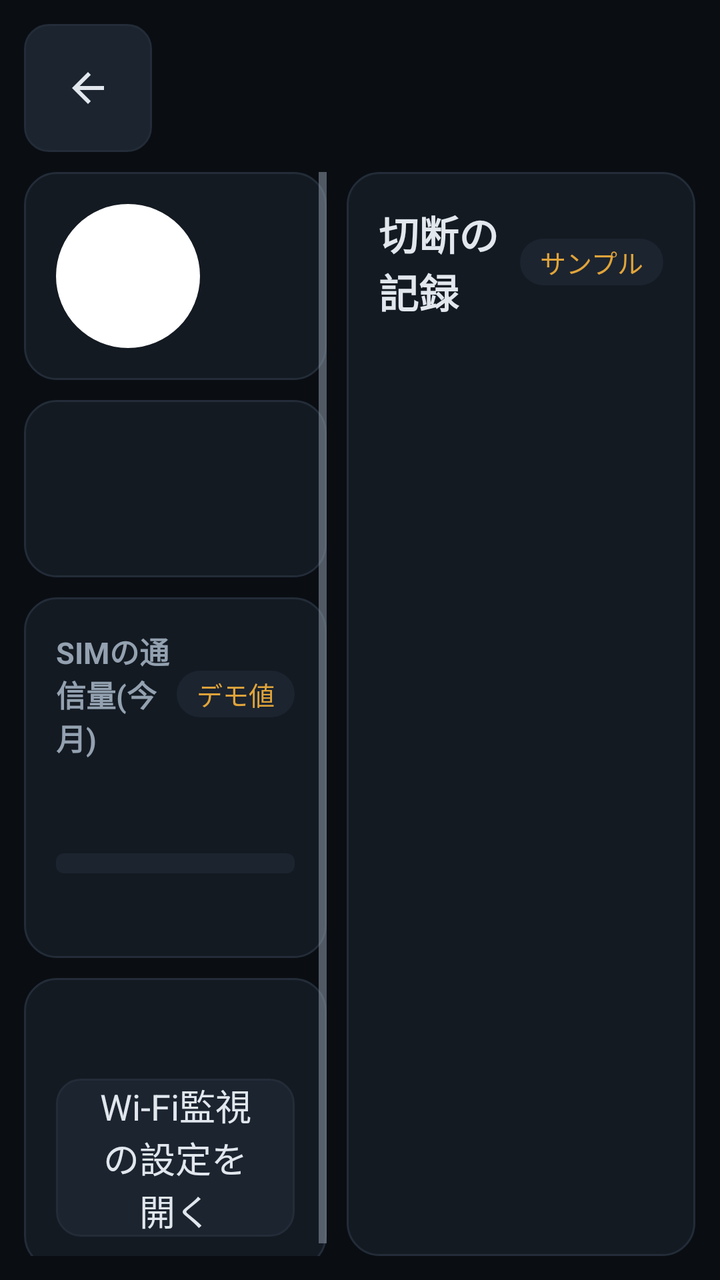
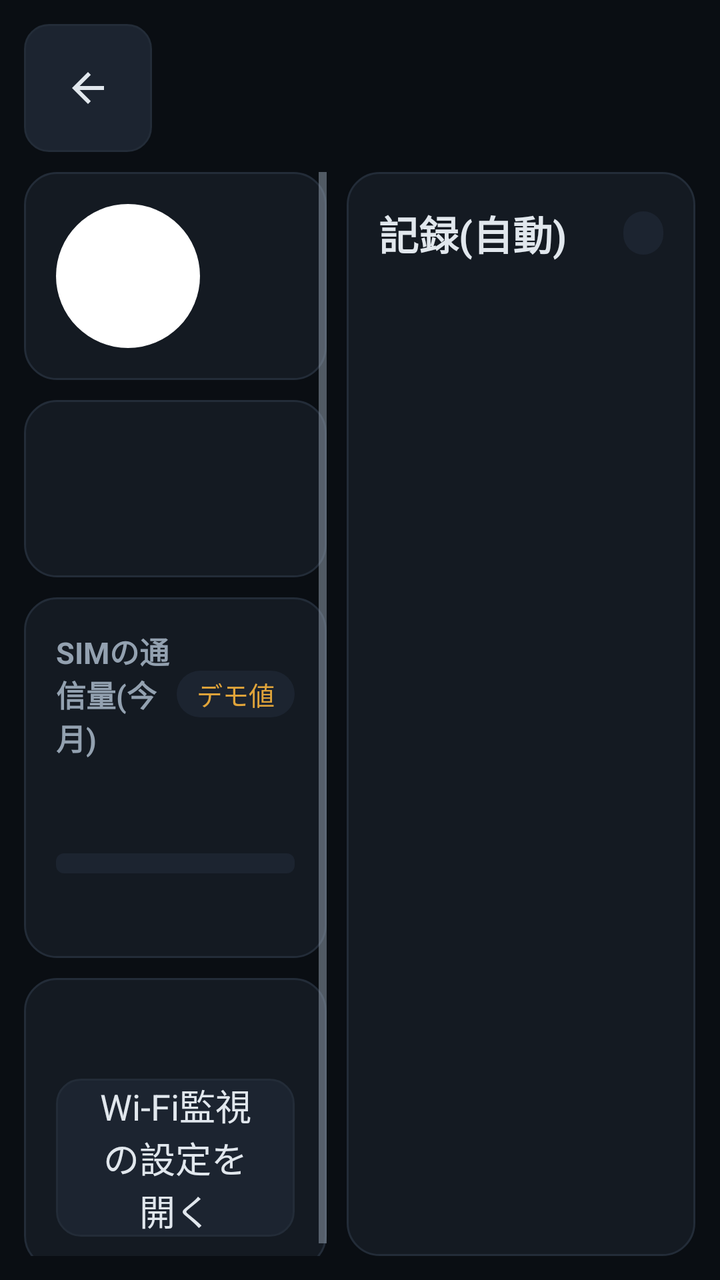

Two renders of the same Android screen: before a commit and after it. Below are the layout's source before the change and the commit's diff.
<!-- AndroidManifest.xml: activity theme Theme.Home -->
<!-- res/layout/activity_connection.xml -->
<?xml version="1.0" encoding="utf-8"?>
<LinearLayout xmlns:android="http://schemas.android.com/apk/res/android"
    android:layout_width="match_parent"
    android:layout_height="match_parent"
    android:background="@color/bg"
    android:orientation="vertical"
    android:padding="12dp">

    <include layout="@layout/view_app_bar" />

    <LinearLayout
        android:layout_width="match_parent"
        android:layout_height="0dp"
        android:layout_marginTop="10dp"
        android:layout_weight="1"
        android:orientation="horizontal">

        <ScrollView
            android:layout_width="0dp"
            android:layout_height="match_parent"
            android:layout_marginEnd="10dp"
            android:layout_weight="1">

            <LinearLayout
                android:layout_width="match_parent"
                android:layout_height="wrap_content"
                android:orientation="vertical">

                
                <LinearLayout
                    style="@style/Card"
                    android:layout_width="match_parent"
                    android:layout_height="wrap_content"
                    android:gravity="center_vertical"
                    android:orientation="horizontal">

                    <FrameLayout
                        android:id="@+id/route_icon_bg"
                        android:layout_width="72dp"
                        android:layout_height="72dp"
                        android:background="@drawable/bg_circle">

                        <ImageView
                            android:id="@+id/route_icon"
                            android:layout_width="40dp"
                            android:layout_height="40dp"
                            android:layout_gravity="center"
                            android:importantForAccessibility="no" />
                    </FrameLayout>

                    <LinearLayout
                        android:layout_width="0dp"
                        android:layout_height="wrap_content"
                        android:layout_marginStart="16dp"
                        android:layout_weight="1"
                        android:orientation="vertical">

                        <TextView
                            android:id="@+id/route_title"
                            android:layout_width="wrap_content"
                            android:layout_height="wrap_content"
                            android:textColor="@color/text_primary"
                            android:textSize="26sp"
                            android:textStyle="bold" />

                        <TextView
                            android:id="@+id/route_detail"
                            android:layout_width="wrap_content"
                            android:layout_height="wrap_content"
                            android:layout_marginTop="2dp"
                            android:textColor="@color/text_secondary"
                            android:textSize="16sp" />
                    </LinearLayout>
                </LinearLayout>

                
                <LinearLayout
                    style="@style/Card"
                    android:layout_width="match_parent"
                    android:layout_height="wrap_content"
                    android:layout_marginTop="10dp"
                    android:orientation="vertical">

                    <TextView
                        android:id="@+id/wifi_line"
                        android:layout_width="wrap_content"
                        android:layout_height="wrap_content"
                        android:textColor="@color/text_primary"
                        android:textSize="18sp" />

                    <TextView
                        android:id="@+id/sim_line"
                        android:layout_width="wrap_content"
                        android:layout_height="wrap_content"
                        android:layout_marginTop="8dp"
                        android:textColor="@color/text_primary"
                        android:textSize="18sp" />
                </LinearLayout>

                
                <LinearLayout
                    style="@style/Card"
                    android:layout_width="match_parent"
                    android:layout_height="wrap_content"
                    android:layout_marginTop="10dp"
                    android:orientation="vertical">

                    <LinearLayout
                        android:layout_width="match_parent"
                        android:layout_height="wrap_content"
                        android:gravity="center_vertical"
                        android:orientation="horizontal">

                        <TextView
                            android:layout_width="0dp"
                            android:layout_height="wrap_content"
                            android:layout_weight="1"
                            android:text="SIMの通信量(今月)"
                            android:textColor="@color/text_secondary"
                            android:textSize="15sp"
                            android:textStyle="bold" />

                        <TextView
                            android:layout_width="wrap_content"
                            android:layout_height="wrap_content"
                            android:background="@drawable/bg_pill"
                            android:backgroundTint="@color/surface_high"
                            android:paddingStart="10dp"
                            android:paddingTop="2dp"
                            android:paddingEnd="10dp"
                            android:paddingBottom="2dp"
                            android:text="デモ値"
                            android:textColor="@color/warn"
                            android:textSize="13sp" />
                    </LinearLayout>

                    <TextView
                        android:id="@+id/usage_value"
                        android:layout_width="wrap_content"
                        android:layout_height="wrap_content"
                        android:layout_marginTop="4dp"
                        android:textColor="@color/text_primary"
                        android:textSize="26sp"
                        android:textStyle="bold" />

                    <ProgressBar
                        android:id="@+id/usage_bar"
                        style="?android:attr/progressBarStyleHorizontal"
                        android:layout_width="match_parent"
                        android:layout_height="10dp"
                        android:layout_marginTop="8dp"
                        android:max="100"
                        android:progressDrawable="@drawable/progress_bar" />

                    <TextView
                        android:id="@+id/usage_note"
                        android:layout_width="wrap_content"
                        android:layout_height="wrap_content"
                        android:layout_marginTop="6dp"
                        android:textColor="@color/text_secondary"
                        android:textSize="15sp" />
                </LinearLayout>

                
                <LinearLayout
                    style="@style/Card"
                    android:layout_width="match_parent"
                    android:layout_height="wrap_content"
                    android:layout_marginTop="10dp"
                    android:orientation="vertical">

                    <TextView
                        android:id="@+id/monitor_line"
                        android:layout_width="wrap_content"
                        android:layout_height="wrap_content"
                        android:textColor="@color/text_primary"
                        android:textSize="18sp" />

                    <TextView
                        android:id="@+id/monitor_open"
                        style="@style/BigButton"
                        android:layout_width="match_parent"
                        android:layout_height="wrap_content"
                        android:layout_marginTop="10dp"
                        android:text="Wi-Fi監視の設定を開く" />
                </LinearLayout>
            </LinearLayout>
        </ScrollView>

        
        <LinearLayout
            style="@style/Card"
            android:layout_width="0dp"
            android:layout_height="match_parent"
            android:layout_weight="1.15"
            android:orientation="vertical">

            <LinearLayout
                android:layout_width="match_parent"
                android:layout_height="wrap_content"
                android:gravity="center_vertical"
                android:orientation="horizontal">

                <TextView
                    android:layout_width="0dp"
                    android:layout_height="wrap_content"
                    android:layout_weight="1"
                    android:text="切断の記録"
                    android:textColor="@color/text_primary"
                    android:textSize="20sp"
                    android:textStyle="bold" />

                <TextView
                    android:layout_width="wrap_content"
                    android:layout_height="wrap_content"
                    android:background="@drawable/bg_pill"
                    android:backgroundTint="@color/surface_high"
                    android:paddingStart="10dp"
                    android:paddingTop="2dp"
                    android:paddingEnd="10dp"
                    android:paddingBottom="2dp"
                    android:text="サンプル"
                    android:textColor="@color/warn"
                    android:textSize="13sp" />
            </LinearLayout>

            <LinearLayout
                android:id="@+id/log_filter"
                android:layout_width="match_parent"
                android:layout_height="wrap_content"
                android:layout_marginTop="10dp"
                android:orientation="horizontal" />

            <ListView
                android:id="@+id/log_list"
                android:layout_width="match_parent"
                android:layout_height="0dp"
                android:layout_marginTop="8dp"
                android:layout_weight="1"
                android:divider="@color/stroke"
                android:dividerHeight="1dp" />
        </LinearLayout>
    </LinearLayout>
</LinearLayout>
<!-- res/layout/view_app_bar.xml (included above) -->
<?xml version="1.0" encoding="utf-8"?>
<LinearLayout xmlns:android="http://schemas.android.com/apk/res/android"
    android:layout_width="match_parent"
    android:layout_height="64dp"
    android:gravity="center_vertical"
    android:orientation="horizontal">

    <ImageButton
        android:id="@+id/app_bar_back"
        android:layout_width="64dp"
        android:layout_height="64dp"
        android:background="@drawable/bg_button"
        android:contentDescription="戻る"
        android:src="@drawable/ic_back"
        android:tint="@color/text_primary" />

    <TextView
        android:id="@+id/app_bar_title"
        style="@style/AppBarTitle"
        android:layout_width="0dp"
        android:layout_height="wrap_content"
        android:layout_marginStart="16dp"
        android:layout_weight="1"
        android:ellipsize="end"
        android:maxLines="1" />

    <TextView
        android:id="@+id/app_bar_badge"
        android:layout_width="wrap_content"
        android:layout_height="wrap_content"
        android:background="@drawable/bg_pill"
        android:backgroundTint="@color/warn"
        android:paddingStart="12dp"
        android:paddingTop="4dp"
        android:paddingEnd="12dp"
        android:paddingBottom="4dp"
        android:text="デモ表示中"
        android:textColor="@color/bg"
        android:textSize="14sp"
        android:textStyle="bold"
        android:visibility="gone" />
</LinearLayout>
<!-- resources referenced by this layout -->
<resources>
  <color name="bg">#0A0E13</color>
  <color name="stroke">#232C38</color>
  <color name="surface_high">#1C2430</color>
  <color name="text_primary">#E1E7ED</color>
  <color name="text_secondary">#93A1B0</color>
  <color name="warn">#E0A43A</color>
  <!-- drawable bg_button (drawable) -->
  <?xml version="1.0" encoding="utf-8"?>
  <ripple xmlns:android="http://schemas.android.com/apk/res/android"
      android:color="#26FFFFFF">
      <item>
          <shape android:shape="rectangle">
              <solid android:color="@color/surface_high" />
              <corners android:radius="12dp" />
              <stroke android:width="1dp" android:color="@color/stroke" />
          </shape>
      </item>
  </ripple>
  <!-- drawable bg_circle (drawable) -->
  <?xml version="1.0" encoding="utf-8"?>
  <shape xmlns:android="http://schemas.android.com/apk/res/android"
      android:shape="oval">
      <solid android:color="#FFFFFFFF" />
  </shape>
  <!-- drawable bg_pill (drawable) -->
  <?xml version="1.0" encoding="utf-8"?>
  <shape xmlns:android="http://schemas.android.com/apk/res/android"
      android:shape="rectangle">
      <solid android:color="#FFFFFFFF" />
      <corners android:radius="999dp" />
  </shape>
  <!-- drawable ic_back (drawable) -->
  <?xml version="1.0" encoding="utf-8"?>
  <vector xmlns:android="http://schemas.android.com/apk/res/android"
      android:width="24dp"
      android:height="24dp"
      android:viewportWidth="24"
      android:viewportHeight="24">
      <path
          android:fillColor="#FFFFFFFF"
          android:pathData="M20,11H7.83l5.59,-5.59L12,4l-8,8 8,8 1.41,-1.41L7.83,13H20v-2z" />
  </vector>
  <style name="AppBarTitle">
          <item name="android:textColor">@color/text_primary</item>
          <item name="android:textSize">24sp</item>
          <item name="android:textStyle">bold</item>
      </style>
  <style name="BigButton">
          <item name="android:minHeight">64dp</item>
          <item name="android:minWidth">64dp</item>
          <item name="android:paddingStart">20dp</item>
          <item name="android:paddingEnd">20dp</item>
          <item name="android:gravity">center</item>
          <item name="android:background">@drawable/bg_button</item>
          <item name="android:textColor">@color/text_primary</item>
          <item name="android:textSize">18sp</item>
          <item name="android:clickable">true</item>
          <item name="android:focusable">true</item>
      </style>
  <style name="Card">
          <item name="android:background">@drawable/bg_card</item>
          <item name="android:padding">16dp</item>
      </style>
  <style name="Theme.Home" parent="Theme.AppCompat.NoActionBar">
          <item name="colorPrimary">@color/surface</item>
          <item name="colorPrimaryDark">@color/bg</item>
          <item name="colorAccent">@color/accent_navi</item>
          <item name="android:windowBackground">@color/bg</item>
          <item name="android:navigationBarColor">@color/bg</item>
          <item name="android:textColorPrimary">@color/text_primary</item>
          <item name="android:textColorSecondary">@color/text_secondary</item>
      </style>
  <!-- drawable bg_card (drawable) -->
  <?xml version="1.0" encoding="utf-8"?>
  <shape xmlns:android="http://schemas.android.com/apk/res/android"
      android:shape="rectangle">
      <solid android:color="@color/surface" />
      <corners android:radius="16dp" />
      <stroke android:width="1dp" android:color="@color/stroke" />
  </shape>
  <color name="surface">#141A22</color>
  <color name="accent_navi">#4C8DFF</color>
  <!-- unchanged entries left out for length: 1 -->
</resources>

<!-- the commit's change to res/layout/activity_connection.xml (unified diff, before → after) -->
@@ -205,12 +205,13 @@
                     android:layout_width="0dp"
                     android:layout_height="wrap_content"
                     android:layout_weight="1"
-                    android:text="切断の記録"
+                    android:text="記録(自動)"
                     android:textColor="@color/text_primary"
                     android:textSize="20sp"
                     android:textStyle="bold" />
 
                 <TextView
+                    android:id="@+id/log_count"
                     android:layout_width="wrap_content"
                     android:layout_height="wrap_content"
                     android:background="@drawable/bg_pill"
@@ -219,8 +220,7 @@
                     android:paddingTop="2dp"
                     android:paddingEnd="10dp"
                     android:paddingBottom="2dp"
-                    android:text="サンプル"
-                    android:textColor="@color/warn"
+                    android:textColor="@color/text_secondary"
                     android:textSize="13sp" />
             </LinearLayout>
 
@@ -239,6 +239,17 @@
                 android:layout_weight="1"
                 android:divider="@color/stroke"
                 android:dividerHeight="1dp" />
+
+            <TextView
+                android:id="@+id/log_empty"
+                android:layout_width="match_parent"
+                android:layout_height="0dp"
+                android:layout_marginTop="8dp"
+                android:layout_weight="1"
+                android:text="まだ記録がありません。起動・スリープ・切断・復旧を自動で記録します"
+                android:textColor="@color/text_secondary"
+                android:textSize="16sp"
+                android:visibility="gone" />
         </LinearLayout>
     </LinearLayout>
 </LinearLayout>
